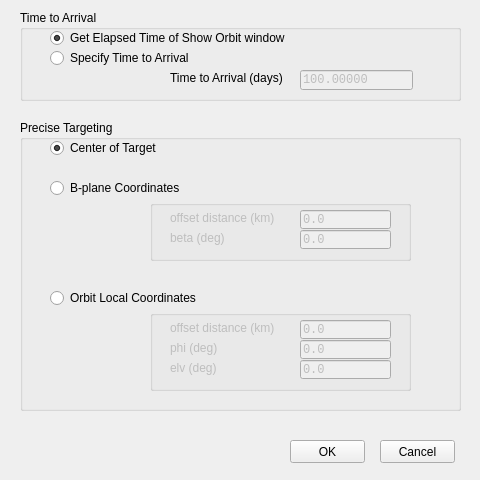
Qt form source/ui/ftasettingdialog.ui (whiskie14142/SolarSystemVoyager) before a commit.
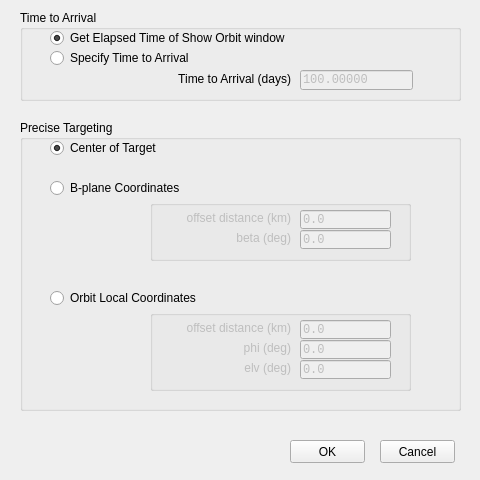
The same form after that commit.

Patch:
```diff
--- a/source/ui/ftasettingdialog.ui
+++ b/source/ui/ftasettingdialog.ui
@@ -99,15 +99,18 @@
    <widget class="QLabel" name="label">
     <property name="geometry">
      <rect>
-      <x>150</x>
+      <x>80</x>
       <y>60</y>
-      <width>121</width>
-      <height>16</height>
+      <width>191</width>
+      <height>18</height>
      </rect>
     </property>
     <property name="text">
      <string>Time to Arrival (days)</string>
     </property>
+    <property name="alignment">
+     <set>Qt::AlignRight|Qt::AlignTrailing|Qt::AlignVCenter</set>
+    </property>
    </widget>
   </widget>
   <widget class="QPushButton" name="cancel_button">
@@ -223,6 +226,9 @@
      <property name="text">
       <string>offset distance (km)</string>
      </property>
+     <property name="alignment">
+      <set>Qt::AlignRight|Qt::AlignTrailing|Qt::AlignVCenter</set>
+     </property>
     </widget>
     <widget class="QLineEdit" name="Brangeedit">
      <property name="geometry">
@@ -254,6 +260,9 @@
      <property name="text">
       <string>beta (deg)</string>
      </property>
+     <property name="alignment">
+      <set>Qt::AlignRight|Qt::AlignTrailing|Qt::AlignVCenter</set>
+     </property>
     </widget>
     <widget class="QLineEdit" name="betaedit">
      <property name="geometry">
@@ -304,6 +313,9 @@
      <property name="text">
       <string>offset distance (km)</string>
      </property>
+     <property name="alignment">
+      <set>Qt::AlignRight|Qt::AlignTrailing|Qt::AlignVCenter</set>
+     </property>
     </widget>
     <widget class="QLabel" name="label_3">
      <property name="geometry">
@@ -317,6 +329,9 @@
      <property name="text">
       <string>phi (deg)</string>
      </property>
+     <property name="alignment">
+      <set>Qt::AlignRight|Qt::AlignTrailing|Qt::AlignVCenter</set>
+     </property>
     </widget>
     <widget class="QLabel" name="label_4">
      <property name="geometry">
@@ -330,6 +345,9 @@
      <property name="text">
       <string>elv (deg)</string>
      </property>
+     <property name="alignment">
+      <set>Qt::AlignRight|Qt::AlignTrailing|Qt::AlignVCenter</set>
+     </property>
     </widget>
     <widget class="QLineEdit" name="rangeedit">
      <property name="geometry">
```
